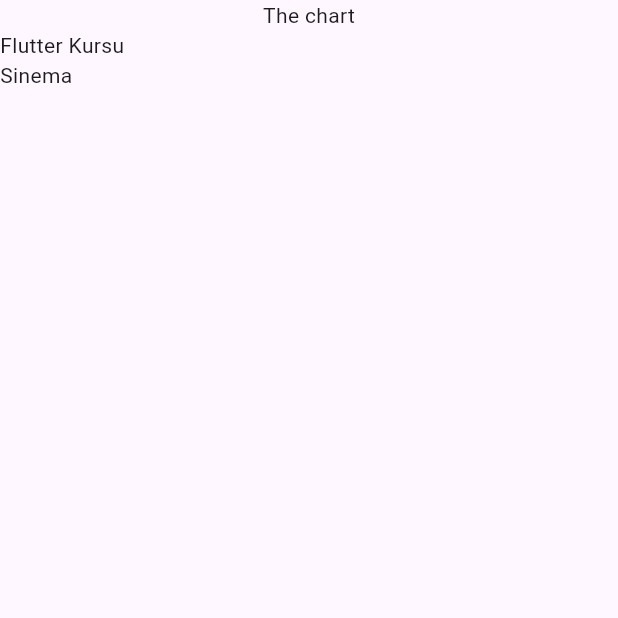
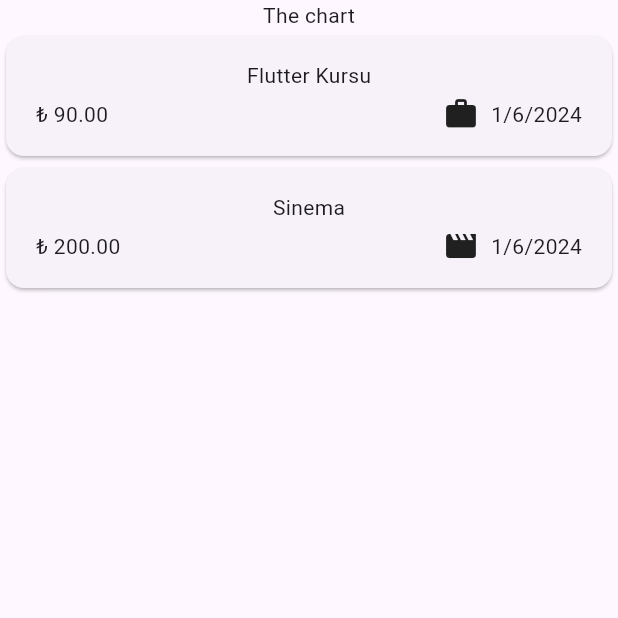
Before and after one commit to Emmet47/expense-tracker-app, a Flutter app: the screen it shows after launch, on a phone screen of 412 x 824 dp, the top half of it. Run offline on Flutter 3.47's test engine with Material 3 defaults, Android fonts, the phone set to English and light mode, and no system bars.

Commit message:
Dynamic Expense Items Added

```diff
--- a/lib/main.dart
+++ b/lib/main.dart
@@ -1,5 +1,5 @@
 import 'package:flutter/material.dart';
-import 'package:expense_tracker_app/expenses.dart';
+import 'package:expense_tracker_app/widgets/expenses.dart';
 
 void main() {
   runApp(
--- a/lib/models.dart/expense.dart
+++ b/lib/models.dart/expense.dart
@@ -1,8 +1,18 @@
 import 'package:uuid/uuid.dart';
+import 'package:flutter/material.dart';
+import 'package:intl/intl.dart';
 
 const uuid = Uuid();
+final formatter = DateFormat.yMd();
 
 enum Category { food, travel, leisure, work }
+
+const categoryIcons = {
+  Category.food: Icons.lunch_dining,
+  Category.travel: Icons.flight_takeoff,
+  Category.leisure: Icons.movie,
+  Category.work: Icons.work,
+};
 
 class Expense {
   Expense({
@@ -17,4 +27,8 @@ class Expense {
   final double amount;
   final DateTime date;
   final Category category;
+
+  String get formattedDate {
+    return formatter.format(date);
+  }
 }
--- a/lib/expenses.dart
+++ b/lib/widgets/expenses.dart
@@ -1,4 +1,4 @@
-import 'package:expense_tracker_app/expenses_list.dart';
+import 'package:expense_tracker_app/widgets/expenses_list/expenses_list.dart';
 import 'package:expense_tracker_app/models.dart/expense.dart';
 import 'package:flutter/material.dart';
 
--- /dev/null
+++ b/lib/widgets/expenses_list/expenses_item.dart
@@ -0,0 +1,43 @@
+import 'package:flutter/material.dart';
+import 'package:expense_tracker_app/models.dart/expense.dart';
+
+class ExpenseItem extends StatelessWidget {
+  const ExpenseItem({
+    required this.expense,
+    super.key,
+  });
+  final Expense expense;
+  @override
+  Widget build(BuildContext context) {
+    return Card(
+      child: Padding(
+          padding: const EdgeInsets.symmetric(
+            horizontal: 20,
+            vertical: 16,
+          ),
+          child: Column(
+            children: [
+              Text(expense.title),
+              const SizedBox(
+                height: 4,
+              ),
+              Row(
+                children: [
+                  Text('₺ ${expense.amount.toStringAsFixed(2)}'),
+                  const Spacer(),
+                  Row(
+                    children: [
+                      Icon(categoryIcons[expense.category]),
+                      const SizedBox(
+                        width: 8,
+                      ),
+                      Text(expense.formattedDate),
+                    ],
+                  ),
+                ],
+              )
+            ],
+          )),
+    );
+  }
+}
--- a/lib/expenses_list.dart
+++ b/lib/widgets/expenses_list/expenses_list.dart
@@ -1,3 +1,4 @@
+import 'package:expense_tracker_app/widgets/expenses_list/expenses_item.dart';
 import 'package:flutter/material.dart';
 import 'package:expense_tracker_app/models.dart/expense.dart';
 
@@ -9,8 +10,9 @@ class ExpensesList extends StatelessWidget {
   @override
   Widget build(BuildContext context) {
     return ListView.builder(
-      itemCount: expenses.length,
-      itemBuilder: (context, index) => Text(expenses[index].title),
-    );
+        itemCount: expenses.length,
+        itemBuilder: (context, index) => ExpenseItem(
+              expense: expenses[index],
+            ));
   }
 }
--- a/pubspec.yaml
+++ b/pubspec.yaml
@@ -36,6 +36,7 @@ dependencies:
   # Use with the CupertinoIcons class for iOS style icons.
   cupertino_icons: ^1.0.2
   uuid: ^4.2.2
+  intl: ^0.19.0
 
 dev_dependencies:
   flutter_test:
```
Also changed, not shown: pubspec.lock.
